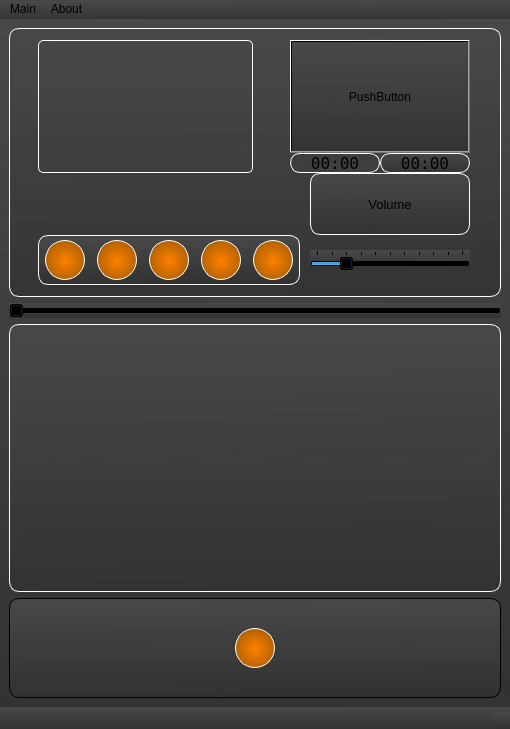
Above: design.ui from den-koch/AudioPlayer_PyVers before the change. Below: the same form after it.
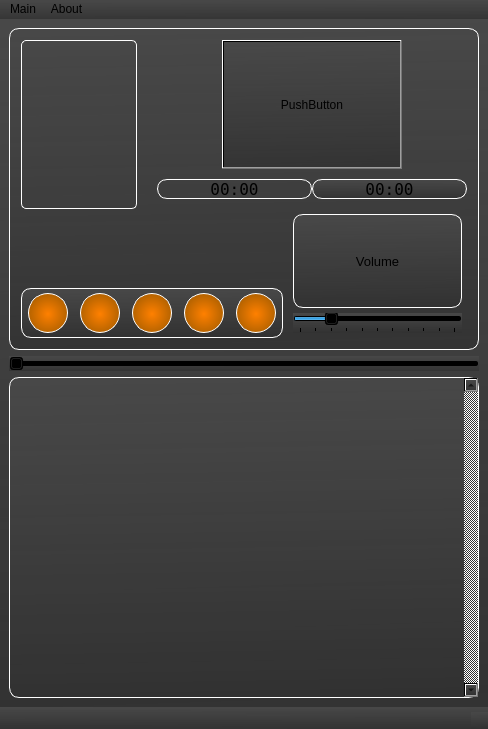
That is the form after the change. Icons and pictures are not drawn.

```diff
--- a/design.ui
+++ b/design.ui
@@ -6,7 +6,7 @@
    <rect>
     <x>0</x>
     <y>0</y>
-    <width>510</width>
+    <width>488</width>
     <height>729</height>
    </rect>
   </property>
@@ -45,31 +45,6 @@
          <property name="topMargin">
           <number>0</number>
          </property>
-         <item row="1" column="9">
-          <widget class="QSlider" name="horizontalSlider_2">
-           <property name="maximum">
-            <number>100</number>
-           </property>
-           <property name="singleStep">
-            <number>2</number>
-           </property>
-           <property name="pageStep">
-            <number>5</number>
-           </property>
-           <property name="value">
-            <number>20</number>
-           </property>
-           <property name="orientation">
-            <enum>Qt::Horizontal</enum>
-           </property>
-           <property name="tickPosition">
-            <enum>QSlider::TicksAbove</enum>
-           </property>
-           <property name="tickInterval">
-            <number>10</number>
-           </property>
-          </widget>
-         </item>
          <item row="1" column="8">
           <spacer name="horizontalSpacer_6">
            <property name="orientation">
@@ -86,27 +61,6 @@
            </property>
           </spacer>
          </item>
-         <item row="0" column="9">
-          <widget class="QLabel" name="label_3">
-           <property name="sizePolicy">
-            <sizepolicy hsizetype="Expanding" vsizetype="Preferred">
-             <horstretch>0</horstretch>
-             <verstretch>0</verstretch>
-            </sizepolicy>
-           </property>
-           <property name="font">
-            <font>
-             <pointsize>10</pointsize>
-            </font>
-           </property>
-           <property name="text">
-            <string>Volume</string>
-           </property>
-           <property name="alignment">
-            <set>Qt::AlignCenter</set>
-           </property>
-          </widget>
-         </item>
          <item row="1" column="0" colspan="8">
           <widget class="QFrame" name="frame_but">
            <property name="sizePolicy">
@@ -420,83 +374,6 @@
          </item>
         </layout>
        </item>
-       <item row="0" column="1">
-        <layout class="QGridLayout" name="gridLayout">
-         <property name="spacing">
-          <number>0</number>
-         </property>
-         <item row="0" column="0">
-          <widget class="QPushButton" name="pushButton">
-           <property name="sizePolicy">
-            <sizepolicy hsizetype="Expanding" vsizetype="Expanding">
-             <horstretch>0</horstretch>
-             <verstretch>0</verstretch>
-            </sizepolicy>
-           </property>
-           <property name="maximumSize">
-            <size>
-             <width>180</width>
-             <height>150</height>
-            </size>
-           </property>
-           <property name="text">
-            <string>PushButton</string>
-           </property>
-          </widget>
-         </item>
-        </layout>
-       </item>
-       <item row="1" column="1">
-        <layout class="QGridLayout" name="gridLayout_3">
-         <item row="1" column="0">
-          <widget class="QLabel" name="label_2">
-           <property name="maximumSize">
-            <size>
-             <width>16777215</width>
-             <height>20</height>
-            </size>
-           </property>
-           <property name="font">
-            <font>
-             <family>Terminal</family>
-             <pointsize>12</pointsize>
-            </font>
-           </property>
-           <property name="styleSheet">
-            <string notr="true">background-color:0;</string>
-           </property>
-           <property name="text">
-            <string>00:00</string>
-           </property>
-           <property name="alignment">
-            <set>Qt::AlignCenter</set>
-           </property>
-          </widget>
-         </item>
-         <item row="1" column="1">
-          <widget class="QLabel" name="label_4">
-           <property name="maximumSize">
-            <size>
-             <width>16777215</width>
-             <height>20</height>
-            </size>
-           </property>
-           <property name="font">
-            <font>
-             <family>Terminal</family>
-             <pointsize>12</pointsize>
-            </font>
-           </property>
-           <property name="text">
-            <string>00:00</string>
-           </property>
-           <property name="alignment">
-            <set>Qt::AlignCenter</set>
-           </property>
-          </widget>
-         </item>
-        </layout>
-       </item>
        <item row="0" column="0" rowspan="2">
         <layout class="QGridLayout" name="gridLayout_label">
          <item row="0" column="0">
@@ -554,6 +431,151 @@
          </item>
         </layout>
        </item>
+       <item row="2" column="2">
+        <layout class="QVBoxLayout" name="verticalLayout_2">
+         <property name="spacing">
+          <number>5</number>
+         </property>
+         <property name="topMargin">
+          <number>5</number>
+         </property>
+         <property name="rightMargin">
+          <number>5</number>
+         </property>
+         <property name="bottomMargin">
+          <number>5</number>
+         </property>
+         <item>
+          <widget class="QLabel" name="label_3">
+           <property name="sizePolicy">
+            <sizepolicy hsizetype="Expanding" vsizetype="Expanding">
+             <horstretch>0</horstretch>
+             <verstretch>0</verstretch>
+            </sizepolicy>
+           </property>
+           <property name="font">
+            <font>
+             <pointsize>10</pointsize>
+            </font>
+           </property>
+           <property name="text">
+            <string>Volume</string>
+           </property>
+           <property name="alignment">
+            <set>Qt::AlignCenter</set>
+           </property>
+          </widget>
+         </item>
+         <item>
+          <widget class="QSlider" name="horizontalSlider_2">
+           <property name="maximum">
+            <number>100</number>
+           </property>
+           <property name="singleStep">
+            <number>2</number>
+           </property>
+           <property name="pageStep">
+            <number>5</number>
+           </property>
+           <property name="value">
+            <number>20</number>
+           </property>
+           <property name="orientation">
+            <enum>Qt::Horizontal</enum>
+           </property>
+           <property name="tickPosition">
+            <enum>QSlider::TicksBelow</enum>
+           </property>
+           <property name="tickInterval">
+            <number>10</number>
+           </property>
+          </widget>
+         </item>
+        </layout>
+       </item>
+       <item row="0" column="1" colspan="2">
+        <layout class="QGridLayout" name="gridLayout">
+         <property name="spacing">
+          <number>0</number>
+         </property>
+         <item row="0" column="0">
+          <widget class="QPushButton" name="pushButton">
+           <property name="sizePolicy">
+            <sizepolicy hsizetype="Expanding" vsizetype="Expanding">
+             <horstretch>0</horstretch>
+             <verstretch>0</verstretch>
+            </sizepolicy>
+           </property>
+           <property name="maximumSize">
+            <size>
+             <width>180</width>
+             <height>150</height>
+            </size>
+           </property>
+           <property name="text">
+            <string>PushButton</string>
+           </property>
+          </widget>
+         </item>
+        </layout>
+       </item>
+       <item row="1" column="1" colspan="2">
+        <layout class="QGridLayout" name="gridLayout_3">
+         <property name="topMargin">
+          <number>10</number>
+         </property>
+         <property name="bottomMargin">
+          <number>10</number>
+         </property>
+         <item row="1" column="0">
+          <widget class="QLabel" name="label_2">
+           <property name="maximumSize">
+            <size>
+             <width>16777215</width>
+             <height>20</height>
+            </size>
+           </property>
+           <property name="font">
+            <font>
+             <family>Terminal</family>
+             <pointsize>12</pointsize>
+            </font>
+           </property>
+           <property name="styleSheet">
+            <string notr="true">background-color:0;</string>
+           </property>
+           <property name="text">
+            <string>00:00</string>
+           </property>
+           <property name="alignment">
+            <set>Qt::AlignCenter</set>
+           </property>
+          </widget>
+         </item>
+         <item row="1" column="1">
+          <widget class="QLabel" name="label_4">
+           <property name="maximumSize">
+            <size>
+             <width>16777215</width>
+             <height>20</height>
+            </size>
+           </property>
+           <property name="font">
+            <font>
+             <family>Terminal</family>
+             <pointsize>12</pointsize>
+            </font>
+           </property>
+           <property name="text">
+            <string>00:00</string>
+           </property>
+           <property name="alignment">
+            <set>Qt::AlignCenter</set>
+           </property>
+          </widget>
+         </item>
+        </layout>
+       </item>
       </layout>
      </widget>
     </item>
@@ -598,64 +620,24 @@
          </sizepolicy>
         </property>
         <property name="styleSheet">
-         <string notr="true">border-radius:10%;
+         <string notr="true">QTreeView{border-radius:10%;
 border: 1px solid;
-border-color: rgb(255, 255, 255);</string>
+border-color: rgb(255, 255, 255);}
+QScrollBar:vertical{
+background-color: white;
+alternate-background-color: #D5EAFF;
+}</string>
+        </property>
+        <property name="verticalScrollBarPolicy">
+         <enum>Qt::ScrollBarAlwaysOn</enum>
+        </property>
+        <property name="horizontalScrollBarPolicy">
+         <enum>Qt::ScrollBarAlwaysOff</enum>
         </property>
        </widget>
       </item>
      </layout>
     </item>
-    <item>
-     <widget class="QFrame" name="frame_2">
-      <property name="maximumSize">
-       <size>
-        <width>16777215</width>
-        <height>100</height>
-       </size>
-      </property>
-      <property name="styleSheet">
-       <string notr="true">border-radius:10%;
-border: 1px solid;</string>
-      </property>
-      <layout class="QHBoxLayout" name="horizontalLayout_but2">
-       <property name="spacing">
-        <number>0</number>
-       </property>
-       <item>
-        <widget class="QPushButton" name="pushButton_6">
-         <property name="sizePolicy">
-          <sizepolicy hsizetype="Expanding" vsizetype="Expanding">
-           <horstretch>0</horstretch>
-           <verstretch>0</verstretch>
-          </sizepolicy>
-         </property>
-         <property name="minimumSize">
-          <size>
-           <width>40</width>
-           <height>40</height>
-          </size>
-         </property>
-         <property name="maximumSize">
-          <size>
-           <width>40</width>
-           <height>40</height>
-          </size>
-         </property>
-         <property name="styleSheet">
-          <string notr="true">border-radius:20%;
-border: 1px solid;
-border-color: rgb(255, 255, 255);
-background-color:qradialgradient(spread:pad, cx:0.505, cy:0.522818, radius:1.044, fx:0.5, fy:0.523, stop:0 rgba(255, 128, 0, 255), stop:1 rgba(102, 68, 0, 255));</string>
-         </property>
-         <property name="text">
-          <string/>
-         </property>
-        </widget>
-       </item>
-      </layout>
-     </widget>
-    </item>
    </layout>
   </widget>
   <widget class="QMenuBar" name="menubar">
@@ -663,7 +645,7 @@
     <rect>
      <x>0</x>
      <y>0</y>
-     <width>510</width>
+     <width>488</width>
      <height>26</height>
     </rect>
    </property>
```
